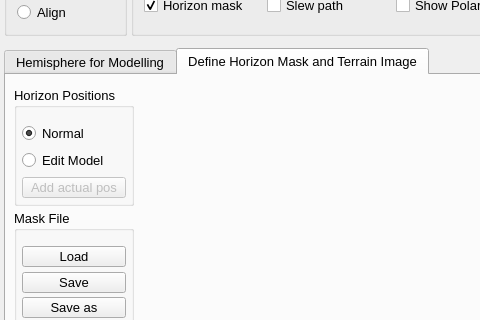
Old version of the form mw4/gui/widgets/hemisphere.ui in the repository mworion/MountWizzard4; both pictures show x 0 to 480 and y 90 to 410 of the 800 by 600 pixel window.
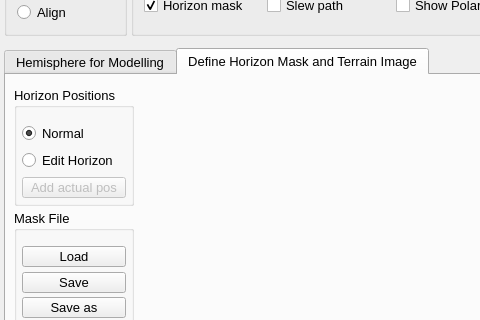
New version of the form. The open tabs and pages were chosen to show the change. Custom widgets are drawn as their Qt base class.

The edit to the form file:
```diff
--- a/mw4/gui/widgets/hemisphere.ui
+++ b/mw4/gui/widgets/hemisphere.ui
@@ -920,7 +920,7 @@
              <string>Enabling the edit mode for model build points.</string>
             </property>
             <property name="text">
-             <string>Edit Model</string>
+             <string>Edit Horizon</string>
             </property>
            </widget>
           </item>
```
Left out of the diff: 30 changed lines with no effect on the pictures.
